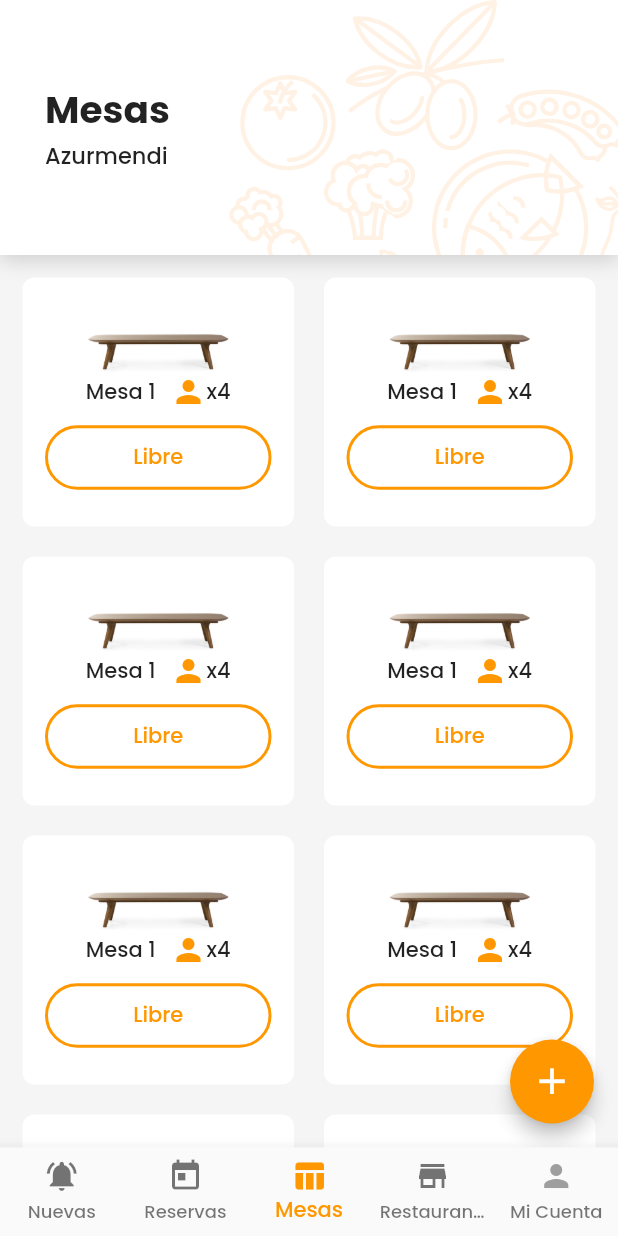
After one commit to andyBbx/bookify, a Flutter app: the ManagerView screen opened by its route, item 3 of the bottom bar chosen, after a tap on the "add" icon, on a phone screen of 412 x 824 dp. The commit adds this screen. Run offline on Flutter 3.47's test engine with Material 2 defaults, Android fonts, the phone set to English and light mode, and no system bars; our stand-ins replace bloc, carousel_slider, equatable, flutter_bloc, flutter_datetime_picker, flutter_rating_bar and 4 more; accounts and stored records are empty; network calls fail; project files that could hold a hidden picture were left out.

Commit message:
Manager views

```diff
--- a/lib/constants/route.dart
+++ b/lib/constants/route.dart
@@ -1,3 +1,4 @@
+import 'package:bookify/presentation/screens/Manager/home.dart';
 import 'package:bookify/presentation/screens/auth_screen/login/login_screen.dart';
 import 'package:bookify/presentation/screens/auth_screen/signup/register_screen.dart';
 import 'package:bookify/presentation/screens/home/home_screen.dart';
@@ -32,6 +33,9 @@ Route? appRouteGaneragte(RouteSettings _routeSettings) {
     case "/reservation":
       return MaterialPageRoute(builder: (context) => MisReservasScreen());
       break;
+    case "/managerView":
+      return MaterialPageRoute(builder: (context) => ManagerView());
+      break;
       // case "/resuturant_details":
       //   return MaterialPageRoute(
       //       builder: (context) => const ResturantSelectionScreen(
--- a/lib/data/models/user.dart
+++ b/lib/data/models/user.dart
@@ -46,14 +46,14 @@ class User {
   fromJson(Map<String, dynamic> parsedJson) {
     return User(
         id: parsedJson["id"].toString(),
-        avatar: parsedJson["avatar"].toString(),
+        avatar: parsedJson["avatar"],
         auth_key: parsedJson["auth_key"].toString(),
         firstname: parsedJson["firstname"].toString(),
         middlename: parsedJson["middlename"].toString(),
-        lastname: parsedJson["lastname"].toString(),
+        lastname: parsedJson["lastname"] ?? "",
         email: parsedJson["email"].toString(),
         password: parsedJson["password"].toString(),
-        phone: parsedJson["phone"].toString(),
+        phone: parsedJson["phone"] ?? "",
         favorite_restaurants: parsedJson["favorite_restaurants"],
         status: parsedJson["status"] ?? 0);
   }
--- /dev/null
+++ b/lib/presentation/screens/Manager/CommonWidgets/restaurant_header.dart
@@ -0,0 +1,59 @@
+import 'package:flutter/material.dart';
+import 'package:flutter_svg/svg.dart';
+
+class RestaurantHeader extends StatefulWidget {
+  final String title;
+  final String subtitle;
+
+  RestaurantHeader({Key? key, required this.title, required this.subtitle})
+      : super(key: key);
+
+  @override
+  _RestaurantHeaderState createState() => _RestaurantHeaderState();
+}
+
+class _RestaurantHeaderState extends State<RestaurantHeader> {
+  @override
+  Widget build(BuildContext context) {
+    return Container(
+      height: 170,
+      width: double.infinity,
+      decoration: BoxDecoration(
+        color: Colors.white,
+        boxShadow: [
+          BoxShadow(
+            color: Colors.black.withOpacity(0.15),
+            blurRadius: 10,
+            offset: const Offset(0, 4), // Shadow position
+          ),
+        ],
+      ),
+      child: Stack(
+        children: [
+          SafeArea(
+            child: Container(
+              padding: EdgeInsets.all(30),
+              child: Column(
+                crossAxisAlignment: CrossAxisAlignment.start,
+                mainAxisAlignment: MainAxisAlignment.center,
+                children: [
+                  Text(
+                    widget.title,
+                    style: TextStyle(fontSize: 25, fontWeight: FontWeight.bold),
+                  ),
+                  Text(widget.subtitle,
+                      style:
+                          TextStyle(fontSize: 15))
+                ],
+              ),
+            ),
+          ),
+          Positioned(
+              top: 0,
+              left: 150,
+              child: SvgPicture.asset("assets/frame_hometab.svg")),
+        ],
+      ),
+    );
+  }
+}
--- /dev/null
+++ b/lib/presentation/screens/Manager/SpecificWidgets/booking_request_card.dart
@@ -0,0 +1,99 @@
+import 'package:flutter/material.dart';
+
+class BookingRequestCard extends StatefulWidget {
+  BookingRequestCard({Key? key}) : super(key: key);
+
+  @override
+  _BookingRequestCardState createState() => _BookingRequestCardState();
+}
+
+class _BookingRequestCardState extends State<BookingRequestCard> {
+  @override
+  Widget build(BuildContext context) {
+    return Container(
+      clipBehavior: Clip.hardEdge,
+      margin: const EdgeInsets.only(bottom: 15),
+      decoration: BoxDecoration(
+        color: Colors.white,
+        borderRadius: BorderRadius.circular(8),
+      ),
+      child: Column(
+        children: [
+          Container(
+            padding: EdgeInsets.all(15),
+            child: Row(
+              mainAxisAlignment: MainAxisAlignment.start,
+              children: [
+                Padding(
+                  padding: const EdgeInsets.all(8.0),
+                  child: Icon(
+                    Icons.fastfood_rounded,
+                    size: 50,
+                    color: Colors.orange,
+                  ),
+                ),
+                SizedBox(
+                  width: 20,
+                ),
+                Center(
+                  child: Column(
+                    crossAxisAlignment: CrossAxisAlignment.start,
+                    children: [
+                      Row(
+                        children: [
+                          Icon(
+                            Icons.person,
+                            color: Colors.orange,
+                          ),
+                          SizedBox(
+                            width: 10,
+                          ),
+                          Text("2 Personas")
+                        ],
+                      ),
+                      Row(
+                        children: [
+                          Icon(
+                            Icons.today,
+                            color: Colors.orange,
+                          ),
+                          SizedBox(
+                            width: 10,
+                          ),
+                          Text("7 de Noviembre de 2021")
+                        ],
+                      ),
+                      Row(
+                        children: [
+                          Icon(
+                            Icons.today,
+                            color: Colors.orange,
+                          ),
+                          SizedBox(
+                            width: 10,
+                          ),
+                          Text("A las 10:30 hrs")
+                        ],
+                      ),
+                    ],
+                  ),
+                )
+              ],
+            ),
+          ),
+          InkWell(
+            child: Container(
+                padding: const EdgeInsets.all(10),
+                width: double.infinity,
+                color: Colors.orangeAccent,
+                child: const Text(
+                  "Asignar mesa",
+                  textAlign: TextAlign.center,
+                  style: TextStyle(color: Colors.white),
+                )),
+          )
+        ],
+      ),
+    );
+  }
+}
--- /dev/null
+++ b/lib/presentation/screens/Manager/SpecificWidgets/table_item_card.dart
@@ -0,0 +1,63 @@
+import 'package:flutter/material.dart';
+
+class TableItem extends StatefulWidget {
+  TableItem({Key? key}) : super(key: key);
+
+  @override
+  _TableItemState createState() => _TableItemState();
+}
+
+class _TableItemState extends State<TableItem> {
+  @override
+  Widget build(BuildContext context) {
+    return Container(
+      alignment: Alignment.center,
+      clipBehavior: Clip.hardEdge,
+      margin: const EdgeInsets.only(bottom: 15),
+      decoration: BoxDecoration(
+        color: Colors.white,
+        borderRadius: BorderRadius.circular(8),
+      ),
+      child: Column(
+        mainAxisAlignment: MainAxisAlignment.center,
+        children: [
+          Image.asset(
+            "assets/table.png",
+            width: 100,
+          ),
+          Row(
+            mainAxisAlignment: MainAxisAlignment.center,
+            children: [
+              Text("Mesa 1"),
+              SizedBox(
+                width: 10,
+              ),
+              Icon(
+                Icons.person,
+                color: Colors.orange,
+              ),
+              Text("x4")
+            ],
+          ),
+          Container(
+            padding: EdgeInsets.symmetric(vertical: 10, horizontal: 15),
+            child: InkWell(
+              child: Container(
+                width: double.infinity,
+                padding: EdgeInsets.symmetric(horizontal: 30, vertical: 9),
+                decoration: BoxDecoration(
+                    borderRadius: BorderRadius.circular(100),
+                    border: Border.all(width: 2, color: Colors.orange)),
+                child: Text(
+                  "Libre",
+                  textAlign: TextAlign.center,
+                  style: TextStyle(color: Colors.orange),
+                ),
+              ),
+            ),
+          )
+        ],
+      ),
+    );
+  }
+}
--- /dev/null
+++ b/lib/presentation/screens/Manager/booking_requests.dart
@@ -0,0 +1,36 @@
+import 'package:bookify/presentation/screens/Manager/CommonWidgets/restaurant_header.dart';
+import 'package:bookify/presentation/screens/Manager/SpecificWidgets/booking_request_card.dart';
+import 'package:flutter/material.dart';
+
+class BookingRequests extends StatefulWidget {
+  BookingRequests({Key? key}) : super(key: key);
+
+  @override
+  _BookingRequestsState createState() => _BookingRequestsState();
+}
+
+class _BookingRequestsState extends State<BookingRequests> {
+  @override
+  Widget build(BuildContext context) {
+    return Container(
+      color: Colors.grey[100],
+      child: Column(
+        children: [
+          RestaurantHeader(
+            title: "Solicitudes",
+            subtitle: "Azurmendi",
+          ),
+          Flexible(
+            child: ListView.builder(
+              padding: const EdgeInsets.symmetric(horizontal: 15, vertical: 15),
+              itemCount: 10,
+              itemBuilder: (context, index) {
+                return BookingRequestCard();
+              },
+            ),
+          )
+        ],
+      ),
+    );
+  }
+}
--- /dev/null
+++ b/lib/presentation/screens/Manager/home.dart
@@ -0,0 +1,63 @@
+import 'package:bookify/presentation/screens/Manager/booking_items.dart';
+import 'package:bookify/presentation/screens/Manager/booking_requests.dart';
+import 'package:bookify/presentation/screens/Manager/restaurant_tables.dart';
+import 'package:flutter/material.dart';
+
+class ManagerView extends StatefulWidget {
+  ManagerView({Key? key}) : super(key: key);
+
+  @override
+  _ManagerViewState createState() => _ManagerViewState();
+}
+
+class _ManagerViewState extends State<ManagerView> {
+
+  int _currentIndex = 0;
+ final List _children = [
+   BookingRequests(),
+   BookingItems(),
+   RestaurantTables(),
+   Container(color:Colors.white),
+   Container(color:Colors.white)
+ ];
+
+  void onTabTapped(int index) {
+   setState(() {
+     _currentIndex = index;
+   });
+ }
+
+  @override
+  Widget build(BuildContext context) {
+    return Scaffold(
+     body: _children[_currentIndex], // new
+     bottomNavigationBar: BottomNavigationBar(
+       type: BottomNavigationBarType.fixed,
+       onTap: onTabTapped, // new
+       currentIndex: _currentIndex, // new
+       items: [
+         new BottomNavigationBarItem(
+           icon: Icon(Icons.notifications_active),
+           title: Text('Nuevas'),
+         ),
+         new BottomNavigationBarItem(
+           icon: Icon(Icons.today),
+           title: Text('Reservas'),
+         ),
+         new BottomNavigationBarItem(
+           icon: Icon(Icons.table_chart),
+           title: Text('Mesas')
+         ),
+         new BottomNavigationBarItem(
+           icon: Icon(Icons.store),
+           title: Text('Restaurante')
+         ),
+         new BottomNavigationBarItem(
+           icon: Icon(Icons.person, color: Colors.grey,),
+           title: Text('Mi Cuenta')
+         )
+       ],
+     ),
+   );
+  }
+}
--- /dev/null
+++ b/lib/presentation/screens/Manager/restaurant_tables.dart
@@ -0,0 +1,61 @@
+import 'package:bookify/presentation/screens/Manager/CommonWidgets/restaurant_header.dart';
+import 'package:bookify/presentation/screens/Manager/SpecificWidgets/booking_item_card.dart';
+import 'package:bookify/presentation/screens/Manager/SpecificWidgets/booking_request_card.dart';
+import 'package:bookify/presentation/screens/Manager/SpecificWidgets/table_item_card.dart';
+import 'package:flutter/material.dart';
+
+class RestaurantTables extends StatefulWidget {
+  RestaurantTables({Key? key}) : super(key: key);
+
+  @override
+  _RestaurantTablesState createState() => _RestaurantTablesState();
+}
+
+class _RestaurantTablesState extends State<RestaurantTables> {
+  @override
+  Widget build(BuildContext context) {
+    return Scaffold(
+      floatingActionButton: FloatingActionButton(
+        onPressed: () {},
+        child: Icon(
+          Icons.add,
+          color: Colors.white,
+          size: 29,
+        ),
+        backgroundColor: Colors.orange,
+        tooltip: 'Agregar nueva mesa',
+        elevation: 5,
+      ),
+      body: Container(
+        color: Colors.grey[100],
+        child: Column(
+          children: [
+            RestaurantHeader(
+              title: "Mesas",
+              subtitle: "Azurmendi",
+            ),
+            Flexible(
+              child: GridView.builder(
+                  padding: EdgeInsets.all(15),
+                  gridDelegate: const SliverGridDelegateWithMaxCrossAxisExtent(
+                      maxCrossAxisExtent: 200,
+                      childAspectRatio: 1,
+                      crossAxisSpacing: 20,
+                      mainAxisSpacing: 5),
+                  itemCount: 10,
+                  itemBuilder: (BuildContext ctx, index) {
+                    return TableItem();
+                  }), /* GridView.builder(
+                padding: const EdgeInsets.symmetric(horizontal: 15, vertical: 15),
+                itemCount: 10,
+                itemBuilder: (context, index) {
+                  return BookingItemCard();
+                },
+              ) */
+            )
+          ],
+        ),
+      ),
+    );
+  }
+}
--- a/lib/presentation/screens/auth_screen/login/auth_repository.dart
+++ b/lib/presentation/screens/auth_screen/login/auth_repository.dart
@@ -7,9 +7,10 @@ class AuthRepository {
   Future<void> login(user, password) async {
     var data = {"email": user, "password": password};
     await postService(
-            data, 'https://api.reservas.androidtemplates.es/v1/user/login')
+            data, '/user/login')
         .then((value) {
       if (value['code'] != 200) {
+        print("Situation");
         var error = jsonDecode(value['message']);
         throw Exception(error['message']);
       } else {
--- a/pubspec.yaml
+++ b/pubspec.yaml
@@ -21,7 +21,7 @@ dependencies:
   carousel_slider: ^4.0.0
   jiffy: ^4.1.0
   equatable: ^2.0.3
-
+  image_picker: ^0.8.4+3
   flutter_bloc:
   http: ^0.13.4
   shared_preferences: ^2.0.8
```
Also changed, not shown: lib/presentation/screens/Manager/SpecificWidgets/booking_item_card.dart (added, +133 -0 lines), lib/presentation/screens/Manager/booking_items.dart (added, +37 -0 lines), lib/presentation/screens/auth_screen/login/login_screen.dart (+22 -1 lines), lib/presentation/screens/home/tabs/profile_tab.dart (+17 -9 lines), lib/presentation/screens/miCuenta/mi_cuenta1_screen.dart (+52 -6 lines), assets/images/user.png (added), assets/table.png (added), pubspec.lock, 2 other files.
